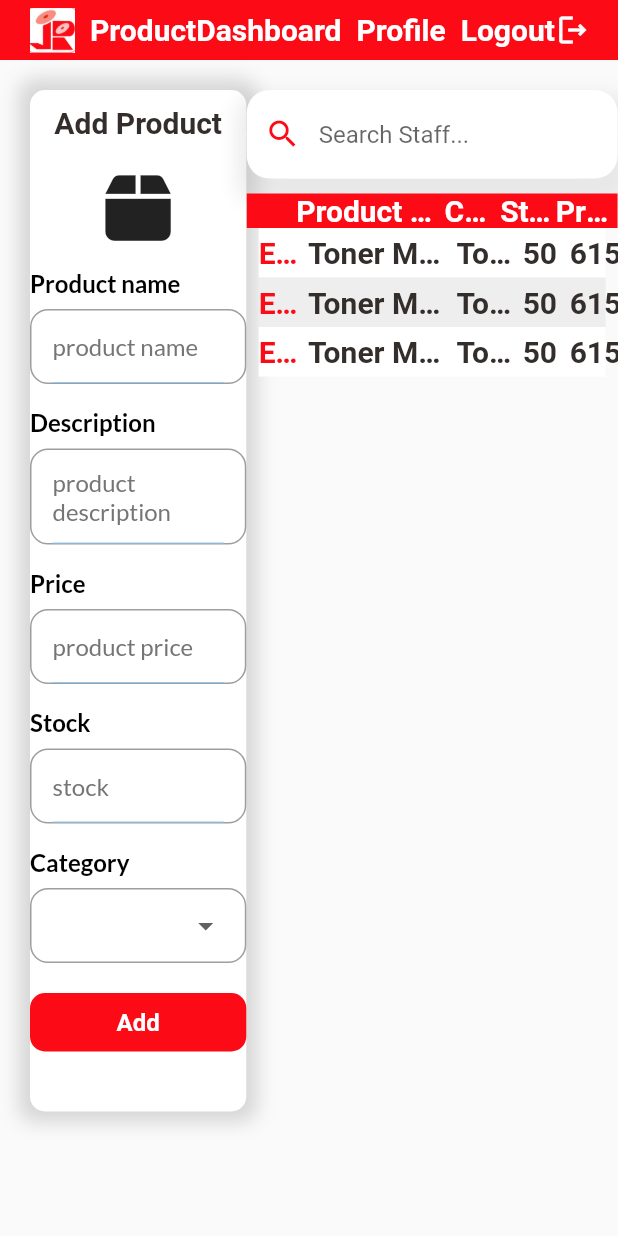
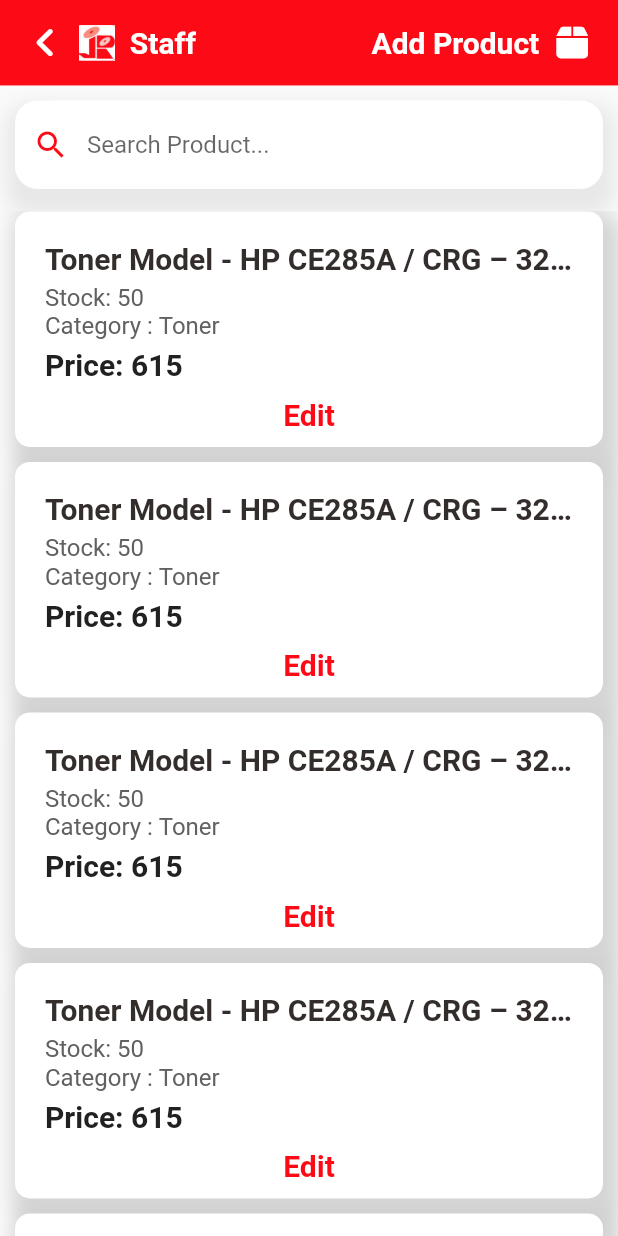
Before and after one commit to mostafijur566/store_management_flutter, a Flutter app: the screen it shows after launch, on a phone screen of 412 x 824 dp. Run offline on Flutter 3.47's test engine with Material 2 defaults, Android fonts, the phone set to English and light mode, and no system bars; our stand-ins replace font_awesome_flutter, get, google_fonts; missing offline and left inert: bitsdojo_window, dart:ffi.

Commit message:
mobile view , desktop view added

```diff
--- a/lib/pages/product/product_page.dart
+++ b/lib/pages/product/product_page.dart
@@ -6,7 +6,7 @@ import '../../style/text_style.dart';
 import '../../utils/app_colors.dart';
 import '../../widgets/big_text.dart';
 import '../../widgets/input_field.dart';
-import '../../widgets/staff_row.dart';
+import 'dart:io';
 
 class ProductPage extends StatefulWidget {
   const ProductPage({Key? key}) : super(key: key);
@@ -23,7 +23,162 @@ class _ProductPageState extends State<ProductPage> {
   @override
   Widget build(BuildContext context) {
     return Scaffold(
-      body: SingleChildScrollView(
+      body: _selectPlatform(),
+    );
+  }
+
+  Widget _selectPlatform(){
+    if(Platform.isAndroid || Platform.isIOS){
+      return _mobile();
+    }
+    else{
+      return _desktop();
+    }
+  }
+
+  Widget _mobile(){
+    return SafeArea(
+      child: Column(
+        children: [
+          Container(
+            padding: EdgeInsets.only(top: MediaQuery.of(context).size.width * 0.04, bottom: MediaQuery.of(context).size.width * 0.04, left: MediaQuery.of(context).size.width * 0.045, right: MediaQuery.of(context).size.width * 0.045),
+            width: double.infinity,
+            color: AppColors.mainColor,
+            child: Row(
+              mainAxisAlignment: MainAxisAlignment.spaceBetween,
+              children: [
+                Row(
+                  children: [
+                    Icon(FontAwesomeIcons.angleLeft, color: Colors.white,),
+                    SizedBox(width: 10,),
+                    Image.asset('assets/images/logo.jpg', width: 24,),
+                    SizedBox(width: 10,),
+                    BigText(text: 'Staff', color: Colors.white,),
+                  ],
+                ),
+                Row(children: [
+                  BigText(text: 'Add Product', color: Colors.white,),
+                  SizedBox(width: 10,),
+                  Icon(FontAwesomeIcons.box, color: Colors.white,),
+                ],)
+              ],
+            ),
+          ),
+          SizedBox(height: 10,),
+          Container(
+            margin: EdgeInsets.only(left: 10, right: 10),
+            decoration: BoxDecoration(
+                color: Colors.white,
+                boxShadow: [
+                  BoxShadow(
+                      blurRadius: 10,
+                      spreadRadius: 7,
+                      offset: Offset(1, 10),
+                      color: Colors.grey.withOpacity(0.2)
+                  ),
+                ],
+                borderRadius: BorderRadius.circular(15)
+            ),
+            child: TextField(
+              onChanged: (value){
+                //_runFilter(value);
+              },
+              decoration: InputDecoration(
+                hintText: 'Search Product...',
+                prefixIcon: Icon(Icons.search,
+                  color: AppColors.mainColor,
+                ),
+                focusedBorder: OutlineInputBorder(
+                  borderRadius: BorderRadius.circular(30),
+                  borderSide: BorderSide(
+                      width: 1.0,
+                      color: Colors.white
+                  ),
+                ),
+                enabledBorder: OutlineInputBorder(
+                  borderRadius: BorderRadius.circular(30),
+                  borderSide: BorderSide(
+                      width: 1.0,
+                      color: Colors.white
+                  ),
+                ),
+                border: OutlineInputBorder(
+                  borderRadius: BorderRadius.circular(30),
+                ),
+              ),
+            ),
+          ),
+          SizedBox(height: 15,),
+          Expanded(
+              child: ListView.builder(
+              physics: BouncingScrollPhysics(),
+              shrinkWrap: true,
+              itemCount: 10,
+              itemBuilder: (context, index){
+                return Column(
+                  children: [
+                    Container(
+                      padding: EdgeInsets.only(left: 20, right: 20, top: 20),
+                      margin: EdgeInsets.only(left: 10, right: 10),
+                      decoration: BoxDecoration(
+                          color: Colors.white,
+                          borderRadius: BorderRadius.circular(10),
+                          boxShadow: [
+                            BoxShadow(
+                                blurRadius: 10,
+                                spreadRadius: 7,
+                                offset: Offset(5,10),
+                                color: Colors.grey.withOpacity(0.4)
+                            )
+                          ]
+                      ),
+                      child: Column(
+                        crossAxisAlignment: CrossAxisAlignment.start,
+                        children: [
+                          BigText(text: 'Toner Model - HP CE285A / CRG – 325 HP CB435A / CRG – 312 HP CB436A /CRG-313/713 HP CE278A/CRG – 328/326 HP CC388A. Printer Model - P1102 / P1102W / M1132MFP / M1212NF LBP – 6000 / 6030 P1005 / P1006 LBP – 3010 / 3100 / 3018 / 3108 / 3050 / 3150 / 3010 P1505 / P1505N / M1120 / M1522N / M1522NF / CANON LBP–3250 P1566 / P1606DN / M1536DNF / LBP – 6200D / 6230 P1007 / P1008 / Pro M1136 / M1213nf / M1216'),
+                          SizedBox(height: 5,),
+                          Row(
+                            children: [
+                              BigText(text: 'Stock: ', fontWeight: FontWeight.w400, color: Colors.grey[700], size: 16,),
+                              BigText(text: '50', fontWeight: FontWeight.w400, color: Colors.grey[700],size: 16,),
+                            ],
+                          ),
+
+                          Row(
+                            children: [
+                              BigText(text: 'Category : ', fontWeight: FontWeight.w400, color: Colors.grey[700], size: 16,),
+                              BigText(text: 'Toner', fontWeight: FontWeight.w400, color: Colors.grey[700],size: 16,),
+                            ],
+                          ),
+
+                          SizedBox(height: 5,),
+                          Row(
+                            children: [
+                              BigText(text: 'Price: ', fontWeight: FontWeight.w600, color: Colors.grey[900], size: 20,),
+                              BigText(text: '615', fontWeight: FontWeight.w600, color: Colors.grey[900],size: 20,),
+                            ],
+                          ),
+                          Container(
+                            width: double.infinity,
+                            padding: EdgeInsets.only(bottom: 10, top: 10),
+                            child: Center(
+                              child: BigText(text: 'Edit', color: AppColors.mainColor,),
+                            ),
+                          )
+                        ],
+                      ),
+                    ),
+                    SizedBox(height: 10,)
+                  ],
+                );
+              }))
+        ],
+      ),
+    );
+  }
+
+  Widget _desktop(){
+    return SingleChildScrollView(
       child: Column(
         children: [
           Container(
@@ -249,9 +404,7 @@ class _ProductPageState extends State<ProductPage> {
           )
         ],
       ),
-      ),
     );
-
   }
   DropdownMenuItem<String> buildMenuItem(String item) => DropdownMenuItem(
     value: item,
```
Lines whose indentation alone changed are shown as unchanged.
